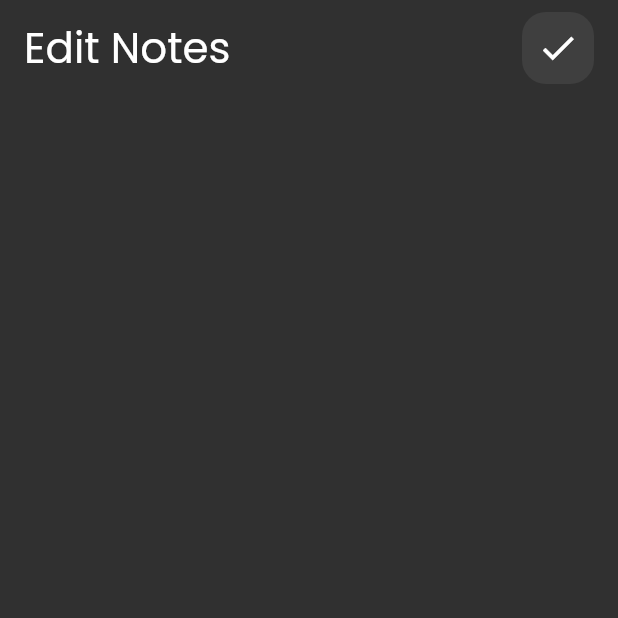
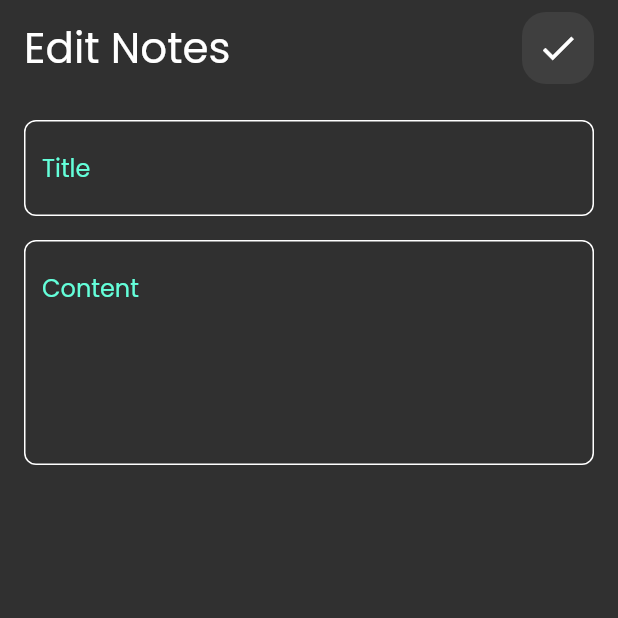
Before and after one commit to FakhrElddin/notes_app, a Flutter app: the EditNoteView screen opened directly, on a phone screen of 412 x 824 dp, the top half of it. Run offline on Flutter 3.47's test engine with Material 2 defaults, Android fonts, the phone set to English and light mode, and no system bars.

Commit message:
edit note view ui done

```diff
--- a/lib/widgets/edit_note_view_body.dart
+++ b/lib/widgets/edit_note_view_body.dart
@@ -1,5 +1,6 @@
 import 'package:flutter/material.dart';
 import 'package:notes_app/widgets/custom_app_bar.dart';
+import 'package:notes_app/widgets/custom_text_field.dart';
 
 
 class EditNoteViewBody extends StatelessWidget {
@@ -19,7 +20,15 @@ class EditNoteViewBody extends StatelessWidget {
             icon: Icons.check,
           ),
           SizedBox(
+            height: 24,
+          ),
+          CustomTextField(hintText: 'Title'),
+          SizedBox(
             height: 16,
+          ),
+          CustomTextField(
+              hintText: 'Content',
+              maxLines: 5,
           ),
         ],
       ),
```
